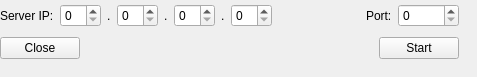
feichay10/Cliente-Proyecto-Final-SOA, file svcon.ui: the form before one commit.
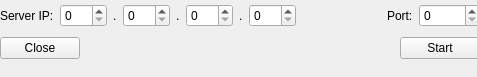
The form after the commit.

Commit message: Adapted everything to work with the new 4 SpinBox

Patch:
```diff
--- a/svcon.ui
+++ b/svcon.ui
@@ -28,13 +28,13 @@
   <property name="windowTitle">
    <string>Server to Connection</string>
   </property>
-  <widget class="QWidget" name="">
+  <widget class="QWidget" name="layoutWidget">
    <property name="geometry">
     <rect>
      <x>0</x>
      <y>0</y>
-     <width>459</width>
-     <height>63</height>
+     <width>480</width>
+     <height>64</height>
     </rect>
    </property>
    <layout class="QVBoxLayout" name="verticalLayout">
@@ -48,7 +48,11 @@
        </widget>
       </item>
       <item>
-       <widget class="QSpinBox" name="spinBox_IP_1"/>
+       <widget class="QSpinBox" name="spinBox_IP_1">
+        <property name="maximum">
+         <number>255</number>
+        </property>
+       </widget>
       </item>
       <item>
        <widget class="QLabel" name="label_2">
@@ -58,7 +62,11 @@
        </widget>
       </item>
       <item>
-       <widget class="QSpinBox" name="spinBox_IP_2"/>
+       <widget class="QSpinBox" name="spinBox_IP_2">
+        <property name="maximum">
+         <number>255</number>
+        </property>
+       </widget>
       </item>
       <item>
        <widget class="QLabel" name="label_3">
@@ -68,7 +76,11 @@
        </widget>
       </item>
       <item>
-       <widget class="QSpinBox" name="spinBox_IP_3"/>
+       <widget class="QSpinBox" name="spinBox_IP_3">
+        <property name="maximum">
+         <number>255</number>
+        </property>
+       </widget>
       </item>
       <item>
        <widget class="QLabel" name="label_5">
@@ -78,7 +90,11 @@
        </widget>
       </item>
       <item>
-       <widget class="QSpinBox" name="spinBox_IP_4"/>
+       <widget class="QSpinBox" name="spinBox_IP_4">
+        <property name="maximum">
+         <number>255</number>
+        </property>
+       </widget>
       </item>
       <item>
        <spacer name="horizontalSpacer">
```
The commit also changes 2 other files.
